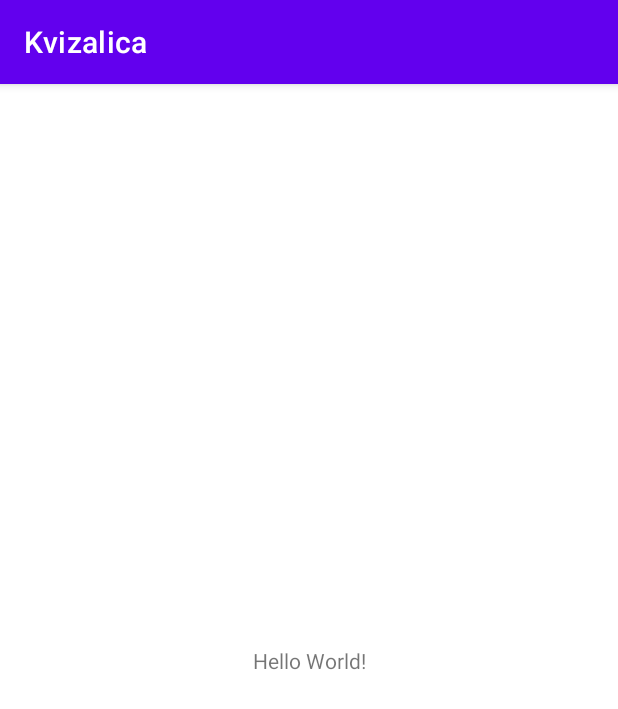
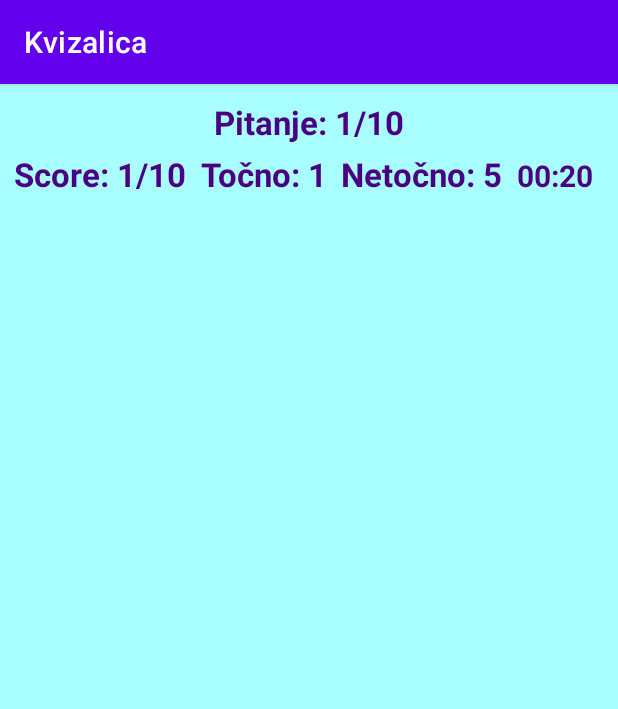
Before and after one commit to LorenaJeger/Kvizalica, an Android app: the screen it shows after launch (MainActivity), on a phone screen of 412 x 824 dp. Shown: the top 709 px of the screen. Run offline under Robolectric (Android 15) with nearby library versions, the light colour scheme and no system bars.

Commit message:
OsnovniTextViewTocnoNetocnoScoreVrijeme

```diff
--- a/app/src/main/res/layout/activity_main.xml
+++ b/app/src/main/res/layout/activity_main.xml
@@ -1,18 +1,80 @@
 <?xml version="1.0" encoding="utf-8"?>
-<androidx.constraintlayout.widget.ConstraintLayout xmlns:android="http://schemas.android.com/apk/res/android"
-    xmlns:app="http://schemas.android.com/apk/res-auto"
+<LinearLayout
+    xmlns:android="http://schemas.android.com/apk/res/android"
     xmlns:tools="http://schemas.android.com/tools"
     android:layout_width="match_parent"
     android:layout_height="match_parent"
+    android:padding="5dp"
+    android:orientation="vertical"
+    android:background="#A9FFFF"
     tools:context=".MainActivity">
 
+
     <TextView
-        android:layout_width="wrap_content"
+        android:id="@+id/textTotalQuestion"
+        android:layout_width="match_parent"
         android:layout_height="wrap_content"
-        android:text="Hello World!"
-        app:layout_constraintBottom_toBottomOf="parent"
-        app:layout_constraintLeft_toLeftOf="parent"
-        app:layout_constraintRight_toRightOf="parent"
-        app:layout_constraintTop_toTopOf="parent" />
+        android:textStyle="bold"
+        android:textColor="#4B0082"
+        android:textSize="22sp"
+        android:textAlignment="center"
+        android:layout_marginTop="5dp"
+        android:text="Pitanje: 1/10" />
 
-</androidx.constraintlayout.widget.ConstraintLayout>
+    <LinearLayout
+        android:layout_width="match_parent"
+        android:layout_height="wrap_content"
+        android:layout_gravity="center"
+        android:orientation="horizontal">
+
+        <TextView
+            android:id="@+id/Score"
+            android:layout_width="wrap_content"
+            android:layout_height="wrap_content"
+            android:textStyle="bold"
+            android:textColor="#4B0082"
+            android:textSize="22sp"
+            android:textAlignment="center"
+            android:layout_marginEnd="10dp"
+            android:layout_marginStart="3dp"
+            android:layout_marginTop="5dp"
+            android:text="Score: 1/10" />
+
+        <TextView
+            android:id="@+id/txtCorrect"
+            android:layout_width="wrap_content"
+            android:layout_height="wrap_content"
+            android:textStyle="bold"
+            android:textColor="#4B0082"
+            android:textSize="22sp"
+            android:layout_marginEnd="10dp"
+            android:textAlignment="center"
+            android:layout_marginTop="5dp"
+            android:text="Točno: 1" />
+
+        <TextView
+            android:id="@+id/txtWrong"
+            android:layout_width="wrap_content"
+            android:layout_height="wrap_content"
+            android:textStyle="bold"
+            android:textColor="#4B0082"
+            android:textSize="22sp"
+            android:layout_marginEnd="10dp"
+            android:textAlignment="center"
+            android:layout_marginTop="5dp"
+            android:text="Netočno: 5" />
+
+        <TextView
+            android:id="@+id/txtTimer"
+            android:layout_width="wrap_content"
+            android:layout_height="wrap_content"
+            android:textStyle="bold"
+            android:textColor="#4B0082"
+            android:textSize="20sp"
+            android:layout_marginEnd="10dp"
+            android:textAlignment="center"
+            android:layout_marginTop="5dp"
+            android:text="00:20" />
+    </LinearLayout>
+
+</LinearLayout>
```
